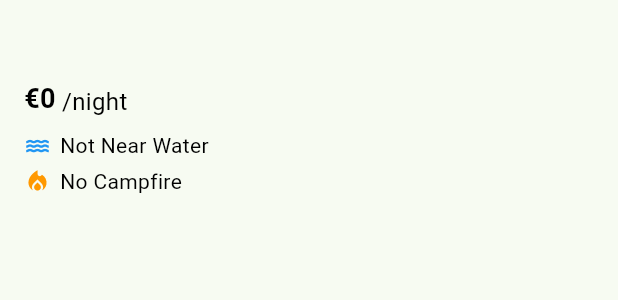
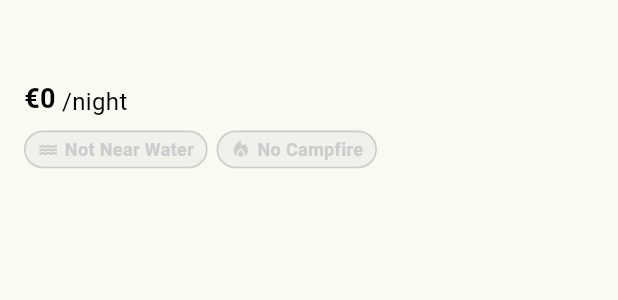
Before and after one commit to FarrukhRasool/campsite-finder-app, a Flutter app: the _CampsiteInfo widget shown alone on an empty page, opened directly with empty values, on a phone screen of 412 x 824 dp. Shown: the top 300 px of the screen. Run offline on Flutter 3.47's test engine with Material 3 defaults, Android fonts, the phone set to English and light mode, and no system bars; our stand-ins replace flutter_map, flutter_riverpod, fluttertoast, freezed_annotation, latlong2; network calls fail; Roboto replaces fonts that are missing (Arial).

Commit message:
campsite card ui improved with pills design

```diff
--- a/lib/widgets/campsite_card.dart
+++ b/lib/widgets/campsite_card.dart
@@ -95,11 +95,26 @@ class _CampsiteInfo extends StatelessWidget {
       child: Column(
         crossAxisAlignment: CrossAxisAlignment.start,
         children: [
-          Text(
-            (campsite.label).isNotEmpty
-                ? campsite.label[0].toUpperCase() + campsite.label.substring(1)
-                : '',
-            style: headingStyle.copyWith(fontSize: 20, fontWeight: FontWeight.normal),
+          Row(
+            crossAxisAlignment: CrossAxisAlignment.start,
+            children: [
+              Expanded(
+                child: Text(
+                  (campsite.label).isNotEmpty
+                      ? campsite.label[0].toUpperCase() + campsite.label.substring(1)
+                      : '',
+                  style: headingStyle.copyWith(fontSize: 20, fontWeight: FontWeight.normal),
+                ),
+              ),
+              if (languages.isNotEmpty)
+                Row(
+                  children: [
+                    const Icon(Icons.language, size: 16, color: Colors.purple),
+                    const SizedBox(width: 2),
+                    ...languages,
+                  ],
+                ),
+            ],
           ),
           const SizedBox(height: 8),
           Row(
@@ -116,35 +131,23 @@ class _CampsiteInfo extends StatelessWidget {
           const SizedBox(height: 8),
           Row(
             children: [
-              const Icon(Icons.water, size: 18, color: Colors.blue),
+              _SpecPill(
+                icon: Icons.water,
+                label: campsite.isCloseToWater ? closeToWaterTitle : notNearWaterTitle,
+                isActive: campsite.isCloseToWater,
+                activeColor: Colors.blue,
+                small: true,
+              ),
               const SizedBox(width: 6),
-              Text(
-                campsite.isCloseToWater ? closeToWaterTitle : notNearWaterTitle,
-                style: labelStyle.copyWith(fontSize: 14, color: black),
+              _SpecPill(
+                icon: Icons.local_fire_department,
+                label: campsite.isCampFireAllowed ? campFireAllowedTitle : noCampfireTitle,
+                isActive: campsite.isCampFireAllowed,
+                activeColor: Colors.orange,
+                small: true,
               ),
             ],
           ),
-          const SizedBox(height: 4),
-          Row(
-            children: [
-              const Icon(Icons.local_fire_department, size: 18, color: Colors.orange),
-              const SizedBox(width: 6),
-              Text(
-                campsite.isCampFireAllowed ? campFireAllowedTitle : noCampfireTitle,
-                style: labelStyle.copyWith(fontSize: 14, color: black),
-              ),
-            ],
-          ),
-          const SizedBox(height: 4),
-          if (languages.isNotEmpty)
-            Row(
-              children: [
-                const Icon(Icons.language, size: 18, color: Colors.purple),
-                const SizedBox(width: 6),
-                const Text(speakingLanguageTitle, style: labelStyle),
-                ...languages,
-              ],
-            ),
           if (campsite.suitableFor.isNotEmpty)
             Padding(
               padding: const EdgeInsets.only(top: 4),
@@ -185,3 +188,58 @@ class _CampsiteInfo extends StatelessWidget {
     }).toList();
   }
 }
+
+class _SpecPill extends StatelessWidget {
+  final IconData icon;
+  final String label;
+  final bool isActive;
+  final Color activeColor;
+  final bool small;
+
+  const _SpecPill({
+    required this.icon,
+    required this.label,
+    required this.isActive,
+    required this.activeColor,
+    this.small = false,
+  });
+
+  @override
+  Widget build(BuildContext context) {
+    final double iconSize = small ? 14 : 18;
+    final double fontSize = small ? 12 : 14;
+    final EdgeInsets padding = small
+        ? const EdgeInsets.symmetric(horizontal: 8, vertical: 3)
+        : const EdgeInsets.symmetric(horizontal: 12, vertical: 6);
+    return Container(
+      padding: padding,
+      decoration: BoxDecoration(
+        color: isActive ? Colors.white : grey300.withOpacity(0.2),
+        borderRadius: BorderRadius.circular(16),
+        border: Border.all(
+          color: isActive ? activeColor : grey300,
+          width: 1.1,
+        ),
+      ),
+      child: Row(
+        mainAxisSize: MainAxisSize.min,
+        children: [
+          Icon(
+            icon,
+            size: iconSize,
+            color: isActive ? activeColor : grey300,
+          ),
+          const SizedBox(width: 4),
+          Text(
+            label,
+            style: labelStyle.copyWith(
+              color: isActive ? activeColor : grey300,
+              fontWeight: FontWeight.w600,
+              fontSize: fontSize,
+            ),
+          ),
+        ],
+      ),
+    );
+  }
+}
```
